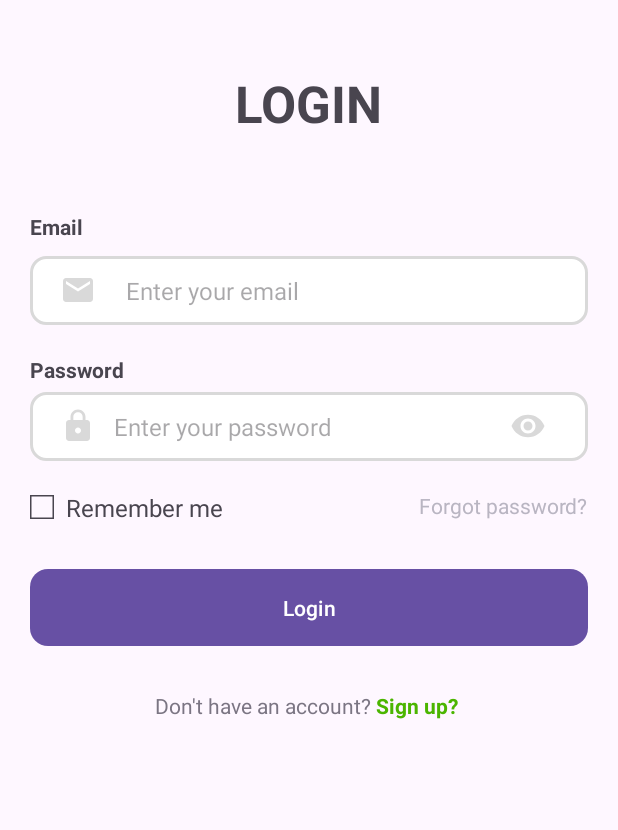
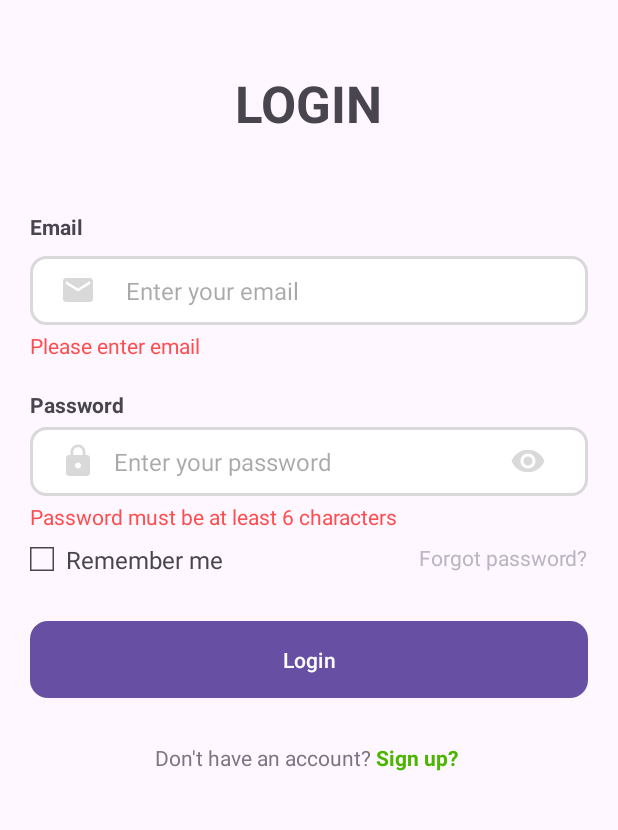
Before and after one commit to quangthangit/Avoca-app, an Android app: the LoginFragment screen opened directly, with no data from a screen before it, on a phone screen of 412 x 824 dp, the part 252-1082 px from its top. Run offline under Robolectric (Android 15) with nearby library versions, the phone set to English and light mode, and no system bars.

Commit message:
update login page

```diff
--- a/app/src/main/res/layout/fragment_login.xml
+++ b/app/src/main/res/layout/fragment_login.xml
@@ -67,6 +67,15 @@
             android:padding="12dp"
             android:textSize="16dp" />
     </RelativeLayout>
+    <TextView
+        android:layout_width="wrap_content"
+        android:layout_height="wrap_content"
+        android:text="Please enter email"
+        android:textColor="@color/red"
+        android:layout_gravity="start"
+        android:layout_marginLeft="20dp"
+        android:layout_marginTop="4dp">
+    </TextView>
 
     <TextView
         android:layout_width="match_parent"
@@ -119,10 +128,19 @@
             android:src="@drawable/eye_icon" />
 
     </RelativeLayout>
+    <TextView
+        android:layout_width="wrap_content"
+        android:layout_height="wrap_content"
+        android:text="Password must be at least 6 characters"
+        android:textColor="@color/red"
+        android:layout_gravity="start"
+        android:layout_marginLeft="20dp"
+        android:layout_marginTop="4dp">
+    </TextView>
     <LinearLayout
         android:layout_width="match_parent"
         android:layout_height="wrap_content"
-        android:layout_marginTop="20dp"
+        android:layout_marginTop="8dp"
         android:orientation="horizontal"
         android:weightSum="2"
         android:paddingHorizontal="20dp">
--- a/app/src/main/res/values/colors.xml
+++ b/app/src/main/res/values/colors.xml
@@ -2,4 +2,5 @@
 <resources>
     <color name="black">#FF000000</color>
     <color name="white">#FFFFFFFF</color>
+    <color name="red">#ff4d4f</color>
 </resources>
```
